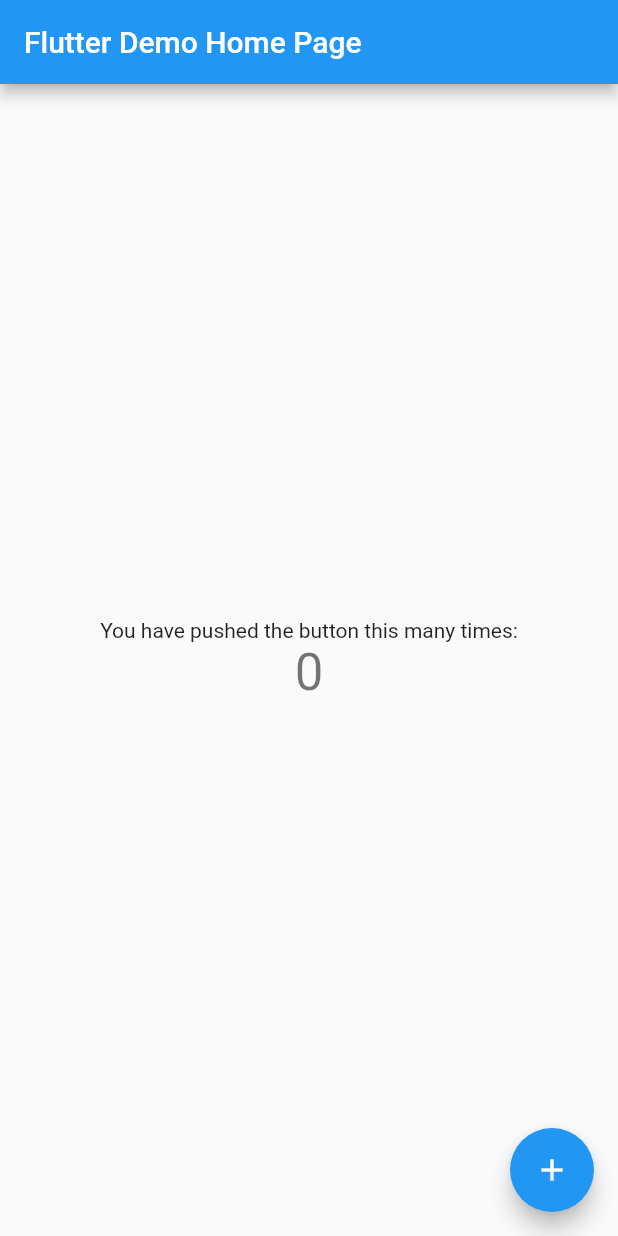
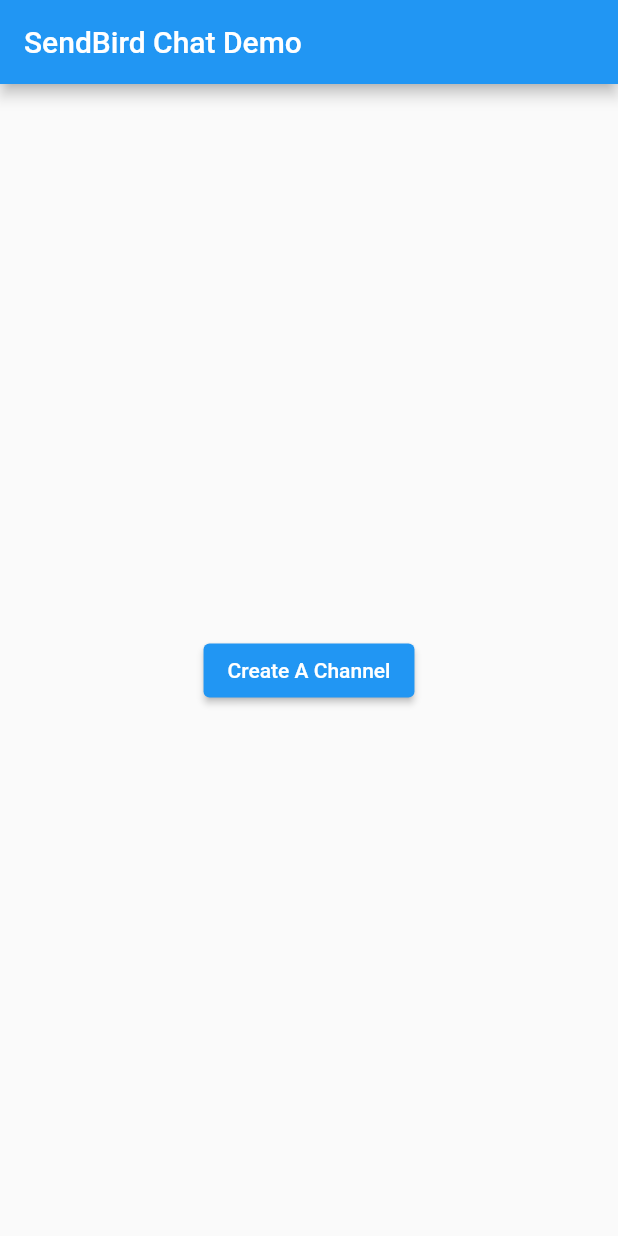
Before and after one commit to haziqkamel/Sendbird-Flutter, a Flutter app: the screen it shows after launch, on a phone screen of 412 x 824 dp. Run offline on Flutter 3.47's test engine with Material 2 defaults, Android fonts, the phone set to English and light mode, and no system bars; our stand-ins replace get; missing offline and left inert: sendbird_sdk.

Commit message:
Add sendbird open channel implementation

```diff
--- a/analysis_options.yaml
+++ b/analysis_options.yaml
@@ -22,7 +22,7 @@
   # `// ignore_for_file: name_of_lint` syntax on the line or in the file
   # producing the lint.
   rules:
-    # avoid_print: false  # Uncomment to disable the `avoid_print` rule
+    avoid_print: false  # Uncomment to disable the `avoid_print` rule
     # prefer_single_quotes: true  # Uncomment to enable the `prefer_single_quotes` rule
 
 # Additional information about this file can be found at
--- /dev/null
+++ b/lib/controllers/homepage_controller.dart
@@ -0,0 +1,34 @@
+import 'package:get/get.dart';
+import 'package:sendbird_flutter/plugins/sendbird.dart';
+import 'package:sendbird_flutter/views/channel_page.dart';
+
+class HomePageController extends GetxController {
+  @override
+  void onInit() {
+    super.onInit();
+    sendBird.init(userId: "1");
+  }
+
+  RxString channelUrl = "".obs;
+
+  initSendBird() => sendBird.init(userId: "1");
+
+  createNewOpenChannel() async {
+    await sendBird.openChannel(
+        name: "New Channel", operatorUserIds: [sendBird.user.userId]).then((_) {
+      channelUrl.value = sendBird.currentChannel.channelUrl;
+    });
+  }
+
+  void enterChannel() async {
+    await sendBird.enterChannel(channelUrl: channelUrl.value).then(
+      (shouldNavigate) {
+        if (shouldNavigate) {
+          Get.to(const ChannelPage());
+        } else {
+          print("Something went wrong!");
+        }
+      },
+    );
+  }
+}
--- a/lib/main.dart
+++ b/lib/main.dart
@@ -1,7 +1,18 @@
+import 'dart:async';
+
 import 'package:flutter/material.dart';
+import 'package:get/get.dart';
+import 'package:sendbird_flutter/routes/route_generator.dart';
+import 'package:sendbird_flutter/routes/route_path.dart';
 
 void main() {
-  runApp(const MyApp());
+  runZonedGuarded(() {
+    WidgetsFlutterBinding.ensureInitialized();
+    runApp(const MyApp());
+  }, (e, trace) {
+    debugPrint(e.toString());
+    debugPrintStack(stackTrace: trace);
+  });
 }
 
 class MyApp extends StatelessWidget {
@@ -10,106 +21,13 @@
   // This widget is the root of your application.
   @override
   Widget build(BuildContext context) {
-    return MaterialApp(
-      title: 'Flutter Demo',
+    return GetMaterialApp(
+      title: 'SendBird Chat Demo',
       theme: ThemeData(
-        // This is the theme of your application.
-        //
-        // Try running your application with "flutter run". You'll see the
-        // application has a blue toolbar. Then, without quitting the app, try
-        // changing the primarySwatch below to Colors.green and then invoke
-        // "hot reload" (press "r" in the console where you ran "flutter run",
-        // or simply save your changes to "hot reload" in a Flutter IDE).
-        // Notice that the counter didn't reset back to zero; the application
-        // is not restarted.
         primarySwatch: Colors.blue,
       ),
-      home: const MyHomePage(title: 'Flutter Demo Home Page'),
+      onGenerateRoute: RouteGenerator.generateRoute,
+      initialRoute: HOME,
     );
   }
 }
-
-class MyHomePage extends StatefulWidget {
-  const MyHomePage({Key? key, required this.title}) : super(key: key);
-
-  // This widget is the home page of your application. It is stateful, meaning
-  // that it has a State object (defined below) that contains fields that affect
-  // how it looks.
-
-  // This class is the configuration for the state. It holds the values (in this
-  // case the title) provided by the parent (in this case the App widget) and
-  // used by the build method of the State. Fields in a Widget subclass are
-  // always marked "final".
-
-  final String title;
-
-  @override
-  State<MyHomePage> createState() => _MyHomePageState();
-}
-
-class _MyHomePageState extends State<MyHomePage> {
-  int _counter = 0;
-
-  void _incrementCounter() {
-    setState(() {
-      // This call to setState tells the Flutter framework that something has
-      // changed in this State, which causes it to rerun the build method below
-      // so that the display can reflect the updated values. If we changed
-      // _counter without calling setState(), then the build method would not be
-      // called again, and so nothing would appear to happen.
-      _counter++;
-    });
-  }
-
-  @override
-  Widget build(BuildContext context) {
-    // This method is rerun every time setState is called, for instance as done
-    // by the _incrementCounter method above.
-    //
-    // The Flutter framework has been optimized to make rerunning build methods
-    // fast, so that you can just rebuild anything that needs updating rather
-    // than having to individually change instances of widgets.
-    return Scaffold(
-      appBar: AppBar(
-        // Here we take the value from the MyHomePage object that was created by
-        // the App.build method, and use it to set our appbar title.
-        title: Text(widget.title),
-      ),
-      body: Center(
-        // Center is a layout widget. It takes a single child and positions it
-        // in the middle of the parent.
-        child: Column(
-          // Column is also a layout widget. It takes a list of children and
-          // arranges them vertically. By default, it sizes itself to fit its
-          // children horizontally, and tries to be as tall as its parent.
-          //
-          // Invoke "debug painting" (press "p" in the console, choose the
-          // "Toggle Debug Paint" action from the Flutter Inspector in Android
-          // Studio, or the "Toggle Debug Paint" command in Visual Studio Code)
-          // to see the wireframe for each widget.
-          //
-          // Column has various properties to control how it sizes itself and
-          // how it positions its children. Here we use mainAxisAlignment to
-          // center the children vertically; the main axis here is the vertical
-          // axis because Columns are vertical (the cross axis would be
-          // horizontal).
-          mainAxisAlignment: MainAxisAlignment.center,
-          children: <Widget>[
-            const Text(
-              'You have pushed the button this many times:',
-            ),
-            Text(
-              '$_counter',
-              style: Theme.of(context).textTheme.headline4,
-            ),
-          ],
-        ),
-      ),
-      floatingActionButton: FloatingActionButton(
-        onPressed: _incrementCounter,
-        tooltip: 'Increment',
-        child: const Icon(Icons.add),
-      ), // This trailing comma makes auto-formatting nicer for build methods.
-    );
-  }
-}
--- /dev/null
+++ b/lib/routes/route_generator.dart
@@ -0,0 +1,36 @@
+import 'package:flutter/material.dart';
+import 'package:sendbird_flutter/routes/route_path.dart';
+import 'package:sendbird_flutter/views/channel_page.dart';
+import 'package:sendbird_flutter/views/homepage.dart';
+
+class RouteGenerator {
+  static Route<dynamic> generateRoute(RouteSettings settings) {
+    switch (settings.name) {
+      case HOME:
+        return MaterialPageRoute(
+          builder: (_) => MyHomePage(),
+          settings: const RouteSettings(name: HOME),
+        );
+      case CHANNELPAGE:
+        return MaterialPageRoute(
+          builder: (_) => const ChannelPage(),
+          settings: const RouteSettings(name: CHANNELPAGE),
+        );
+      default:
+        return _errorRoute();
+    }
+  }
+
+  static Route<dynamic> _errorRoute() {
+    return MaterialPageRoute(builder: (_) {
+      return Scaffold(
+        appBar: AppBar(
+          title: const Text('Error'),
+        ),
+        body: const Center(
+          child: Text('ERROR'),
+        ),
+      );
+    });
+  }
+}
--- /dev/null
+++ b/lib/routes/route_path.dart
@@ -0,0 +1,2 @@
+const String HOME = '/';
+const String CHANNELPAGE = '/channelPage';
--- /dev/null
+++ b/lib/views/homepage.dart
@@ -0,0 +1,45 @@
+import 'package:flutter/material.dart';
+import 'package:get/get.dart';
+import 'package:sendbird_flutter/controllers/homepage_controller.dart';
+
+class MyHomePage extends StatelessWidget {
+  MyHomePage({Key? key}) : super(key: key);
+
+  final HomePageController _controller = Get.put(HomePageController());
+
+  @override
+  Widget build(BuildContext context) {
+    return Scaffold(
+      appBar: AppBar(
+        title: const Text("SendBird Chat Demo"),
+      ),
+      body: Center(
+        child: Padding(
+          padding: const EdgeInsets.all(8.0),
+          child: Column(
+            mainAxisAlignment: MainAxisAlignment.center,
+            children: <Widget>[
+              Obx(
+                () => Text(
+                  _controller.channelUrl.string,
+                  style: Theme.of(context).textTheme.bodySmall,
+                ),
+              ),
+              Obx(
+                () => _controller.channelUrl.value != ""
+                    ? ElevatedButton(
+                        onPressed: _controller.enterChannel,
+                        child: const Text("Enter Channel"),
+                      )
+                    : ElevatedButton(
+                        onPressed: _controller.createNewOpenChannel,
+                        child: const Text('Create A Channel'),
+                      ),
+              ),
+            ],
+          ),
+        ),
+      ),
+    );
+  }
+}
--- a/pubspec.yaml
+++ b/pubspec.yaml
@@ -35,6 +35,7 @@
   # Use with the CupertinoIcons class for iOS style icons.
   cupertino_icons: ^1.0.2
   sendbird_sdk: ^3.1.15
+  get: ^4.6.5
 
 dev_dependencies:
   flutter_test:
```
Also changed, not shown: lib/models/message.dart (added, +61 -0 lines), lib/plugins/sendbird.dart (added, +146 -0 lines), lib/views/channel_page.dart (added, +43 -0 lines), pubspec.lock.
